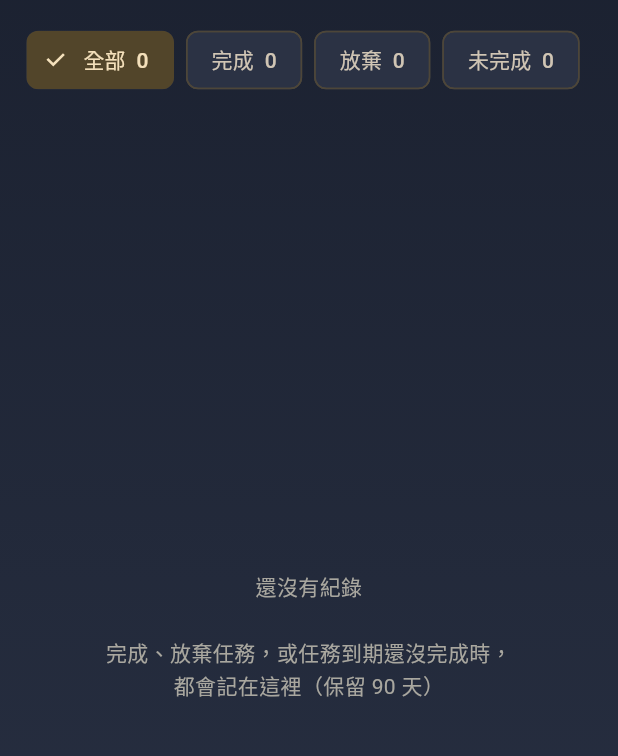
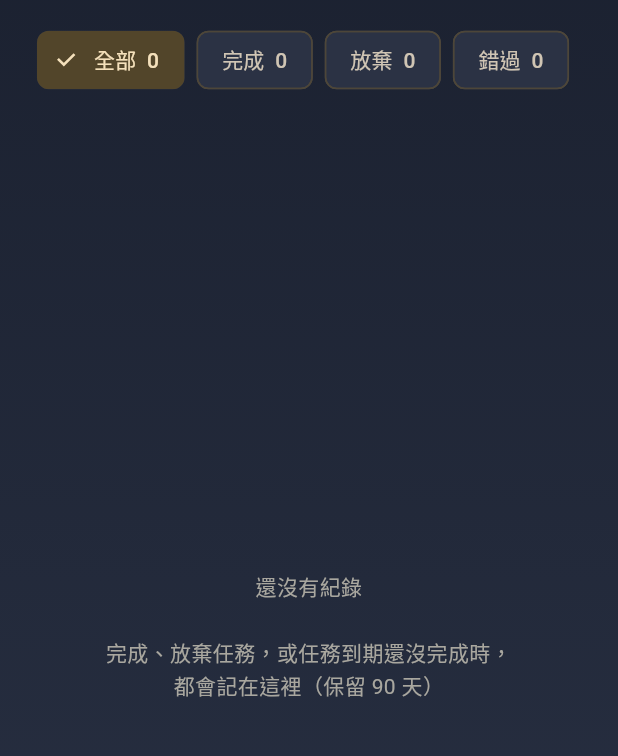
Before and after one commit to partner0487/TaskSystem, a Flutter app: the HistoryPage screen opened directly with empty values, on a phone screen of 412 x 824 dp, the part 72-828 px from its top. Run offline on Flutter 3.47's test engine with Material 3 defaults, Android fonts, the phone set to English and light mode, and no system bars; our stand-ins replace file_picker, flutter_local_notifications, shared_preferences, timezone; missing offline and left inert: shared_preferences_android; accounts and stored records are empty; statements that could not run were skipped.

Commit message:
rename: 未完成 → 錯過 in the completion history

```diff
--- a/lib/store.dart
+++ b/lib/store.dart
@@ -275,7 +275,7 @@ class QuestStore extends ChangeNotifier {
       _serial(() async {
         final found = _step(step.id);
         if (found == null) return false;
-        // 改了期限 → 新的期限到了還沒做，要再記一次「未完成」
+        // 改了期限 → 新的期限到了還沒做，要再記一次「錯過」
         if (found.$2.deadline != deadline) found.$2.overdueLogged = false;
         found.$2
           ..title = title
--- a/lib/ui/history_page.dart
+++ b/lib/ui/history_page.dart
@@ -4,7 +4,7 @@ import '../models.dart';
 import '../store.dart';
 import '../theme.dart';
 
-/// 完成紀錄：最近 90 天完成、放棄、未完成的任務，依日期分組。
+/// 完成紀錄：最近 90 天完成、放棄、錯過的任務，依日期分組。
 class HistoryPage extends StatefulWidget {
   const HistoryPage({super.key, required this.store});
 
@@ -25,7 +25,7 @@ class _HistoryPageState extends State<HistoryPage> {
   static String _kindLabel(HistoryKind k) => switch (k) {
         HistoryKind.done => '完成',
         HistoryKind.abandoned => '放棄',
-        HistoryKind.missed => '未完成',
+        HistoryKind.missed => '錯過',
       };
 
   @override
@@ -161,7 +161,7 @@ class _HistoryPageState extends State<HistoryPage> {
     };
     String two(int n) => n.toString().padLeft(2, '0');
     final time = '${two(e.at.hour)}:${two(e.at.minute)}';
-    // 右邊的說明：完成 / 放棄的時間；未完成 = 截止時間或「每日結算」
+    // 右邊的說明：完成 / 放棄的時間；錯過 = 截止時間或「每日結算」
     final when = switch (e.kind) {
       HistoryKind.missed => e.type.recurring
           ? (e.type == QuestType.daily ? '每日結算' : '每週結算')
```
Also changed, not shown: lib/models.dart (+5 -5 lines), 3 other files.
